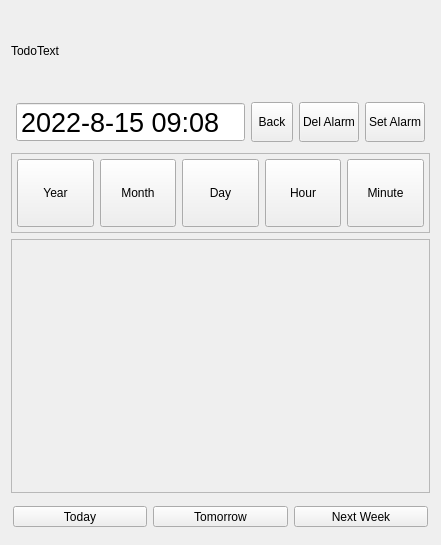
Old version of the form src/msgdialog.ui in the repository ic005k/Knot-Legacy.
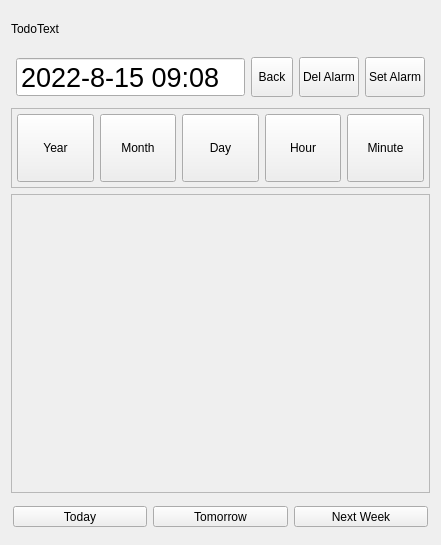
New version of the form.

Patch:
```diff
--- a/src/msgdialog.ui
+++ b/src/msgdialog.ui
@@ -19,7 +19,7 @@
      <property name="maximumSize">
       <size>
        <width>16777215</width>
-       <height>80</height>
+       <height>35</height>
       </size>
      </property>
      <property name="text">
```
